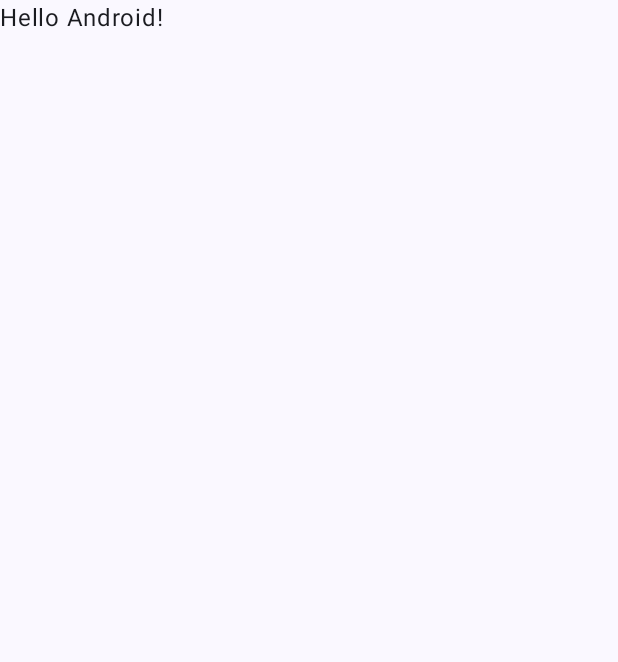
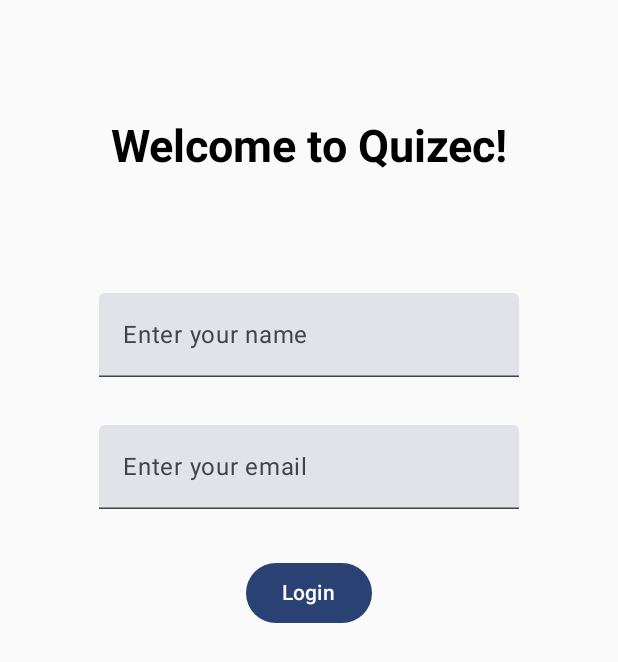
Before and after one commit to Afonso-Simoes/AMov-Quizec, an Android app built with Jetpack Compose: the screen it shows after launch (MainActivity), on a phone screen of 412 x 824 dp. Before the commit the part shown is almost empty. Shown: the top 662 px of the screen. Run offline under Robolectric (Android 15) with nearby library versions, the phone set to English and light mode, and no system bars.

Commit message:
wip: [#6] Criei o Login Form mas ainda não faz nada

```diff
--- a/app/src/main/AndroidManifest.xml
+++ b/app/src/main/AndroidManifest.xml
@@ -13,7 +13,7 @@
         android:theme="@style/Theme.QuizecTP"
         tools:targetApi="31">
         <activity
-            android:name=".MainActivity"
+            android:name=".ui.MainActivity"
             android:exported="true"
             android:label="@string/app_name"
             android:theme="@style/Theme.QuizecTP">
--- /dev/null
+++ b/app/src/main/java/pt/isec/amov/quizectpamov/Quizec.kt
@@ -0,0 +1,12 @@
+package pt.isec.amov.quizectpamov
+
+import android.app.Application
+
+class Quizec : Application() {
+
+
+
+    override fun onCreate() {
+        super.onCreate()
+    }
+}
--- a/app/src/main/java/pt/isec/amov/quizectpamov/MainActivity.kt
+++ b/app/src/main/java/pt/isec/amov/quizectpamov/ui/MainActivity.kt
@@ -1,4 +1,4 @@
-package pt.isec.amov.quizectpamov
+package pt.isec.amov.quizectpamov.ui
 
 import android.os.Bundle
 import androidx.activity.ComponentActivity
@@ -11,37 +11,20 @@ import androidx.compose.material3.Text
 import androidx.compose.runtime.Composable
 import androidx.compose.ui.Modifier
 import androidx.compose.ui.tooling.preview.Preview
+import pt.isec.amov.quizectpamov.Quizec
+import pt.isec.amov.quizectpamov.ui.screens.MainScreen
 import pt.isec.amov.quizectpamov.ui.theme.QuizecTPTheme
 
 class MainActivity : ComponentActivity() {
+    private val app by lazy { application as Quizec }
+
     override fun onCreate(savedInstanceState: Bundle?) {
         super.onCreate(savedInstanceState)
         enableEdgeToEdge()
         setContent {
             QuizecTPTheme {
-                Scaffold(modifier = Modifier.fillMaxSize()) { innerPadding ->
-                    Greeting(
-                        name = "Android",
-                        modifier = Modifier.padding(innerPadding)
-                    )
-                }
+                MainScreen()
             }
         }
     }
 }
-
-@Composable
-fun Greeting(name: String, modifier: Modifier = Modifier) {
-    Text(
-        text = "Hello $name!",
-        modifier = modifier
-    )
-}
-
-@Preview(showBackground = true)
-@Composable
-fun GreetingPreview() {
-    QuizecTPTheme {
-        Greeting("Android")
-    }
-}
--- /dev/null
+++ b/app/src/main/java/pt/isec/amov/quizectpamov/ui/screens/MainScreen.kt
@@ -0,0 +1,60 @@
+package pt.isec.amov.quizectpamov.ui.screens
+
+import androidx.compose.foundation.layout.Box
+import androidx.compose.foundation.layout.Column
+import androidx.compose.foundation.layout.fillMaxWidth
+import androidx.compose.foundation.layout.padding
+import androidx.compose.foundation.layout.wrapContentSize
+import androidx.compose.material3.Button
+import androidx.compose.material3.Scaffold
+import androidx.compose.runtime.Composable
+import androidx.compose.material3.Text
+import androidx.compose.material3.TextField
+import androidx.compose.ui.Alignment
+import androidx.compose.ui.Modifier
+import androidx.compose.ui.text.TextStyle
+import androidx.compose.ui.text.font.FontWeight
+import androidx.compose.ui.unit.dp
+import androidx.compose.ui.unit.sp
+
+@Composable
+fun MainScreen() {
+    Column(
+        modifier = Modifier
+            .fillMaxWidth()
+            .padding(16.dp)
+            .wrapContentSize(Alignment.Center),
+        horizontalAlignment = Alignment.CenterHorizontally
+    ) {
+        Text(
+            text = "Welcome to Quizec!",
+            style = TextStyle(
+                fontWeight = FontWeight.Bold,
+                fontSize = 30.sp,
+                letterSpacing = 0.sp,
+                lineHeight = 36.sp
+            ),
+            modifier = Modifier.padding(vertical = 64.dp)
+        )
+        TextField(
+            value = "",
+            onValueChange = {},
+            label = { Text("Enter your name") },
+            modifier = Modifier.padding(vertical = 16.dp)
+        )
+        TextField(
+            value = "",
+            onValueChange = {},
+            label = { Text("Enter your email") },
+            modifier = Modifier.padding(vertical = 16.dp)
+        )
+        Button(
+            onClick = {
+                /* Handle button click */
+            },
+            modifier = Modifier.padding(vertical = 16.dp)
+        ) {
+            Text("Login")
+        }
+    }
+}
```
